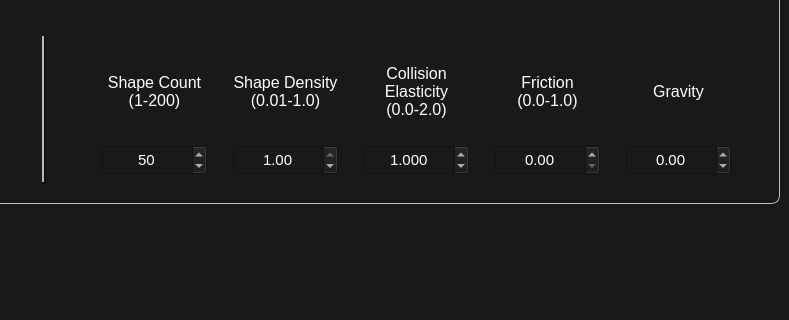
mwdle/BounceLab, file mainwindow.ui: the form before one commit; both pictures show x 211 to 1000 and y 290 to 610 of the 1000 by 800 pixel window.
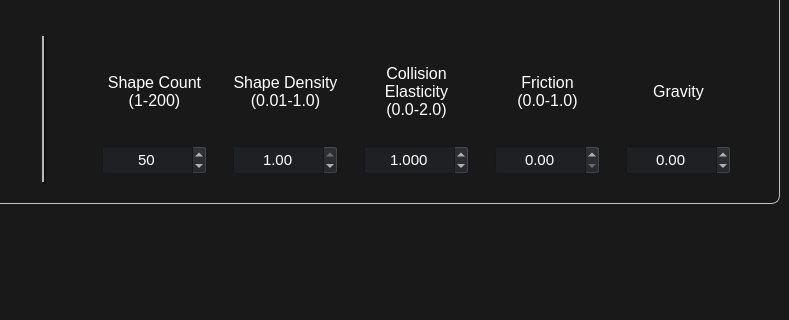
The form after the commit. The open tabs and pages were chosen to show the change. Icons and pictures are not drawn. Custom widgets are drawn as their Qt base class.

Patch:
```diff
--- a/mainwindow.ui
+++ b/mainwindow.ui
@@ -564,6 +564,9 @@
                    <pointsize>11</pointsize>
                   </font>
                  </property>
+                 <property name="styleSheet">
+                  <string notr="true">background-color: #1f2024;</string>
+                 </property>
                  <property name="alignment">
                   <set>Qt::AlignCenter</set>
                  </property>
@@ -678,6 +681,9 @@
                    <pointsize>11</pointsize>
                   </font>
                  </property>
+                 <property name="styleSheet">
+                  <string notr="true">background-color: #1f2024;</string>
+                 </property>
                  <property name="alignment">
                   <set>Qt::AlignCenter</set>
                  </property>
@@ -720,6 +726,9 @@
                    <pointsize>11</pointsize>
                   </font>
                  </property>
+                 <property name="styleSheet">
+                  <string notr="true">background-color: #1f2024;</string>
+                 </property>
                  <property name="alignment">
                   <set>Qt::AlignCenter</set>
                  </property>
@@ -763,7 +772,7 @@
                   </font>
                  </property>
                  <property name="styleSheet">
-                  <string notr="true"/>
+                  <string notr="true">background-color: #1f2024;</string>
                  </property>
                  <property name="alignment">
                   <set>Qt::AlignCenter</set>
@@ -909,6 +918,9 @@
                    <pointsize>11</pointsize>
                   </font>
                  </property>
+                 <property name="styleSheet">
+                  <string notr="true">background-color: #1f2024;</string>
+                 </property>
                  <property name="alignment">
                   <set>Qt::AlignCenter</set>
                  </property>
```
Left out of the diff: 15 changed lines with no effect on the pictures.
